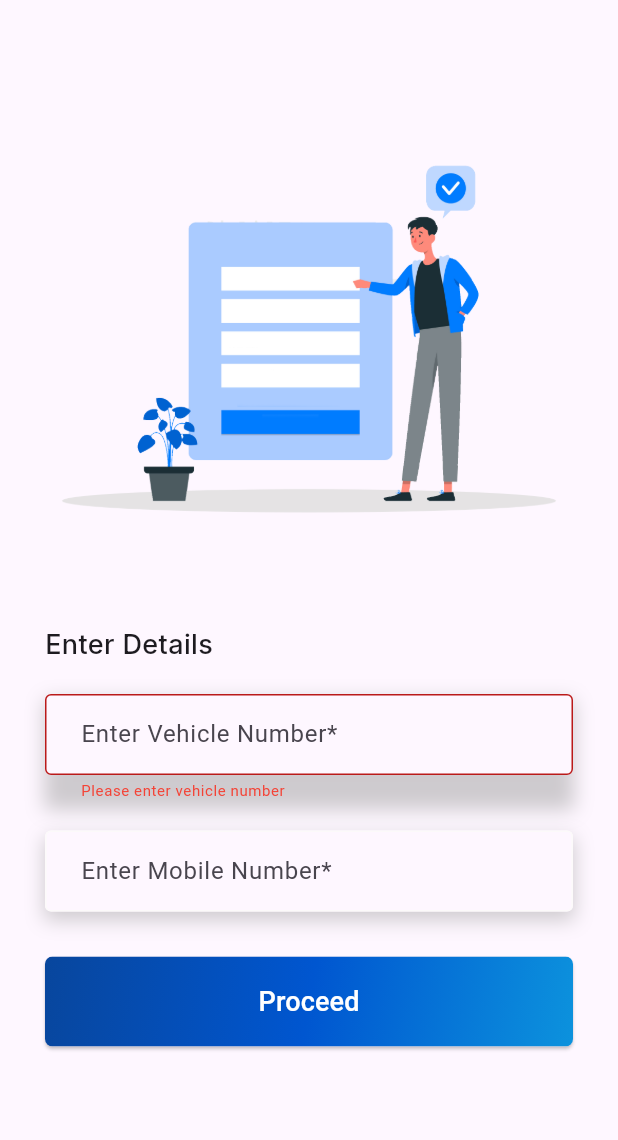
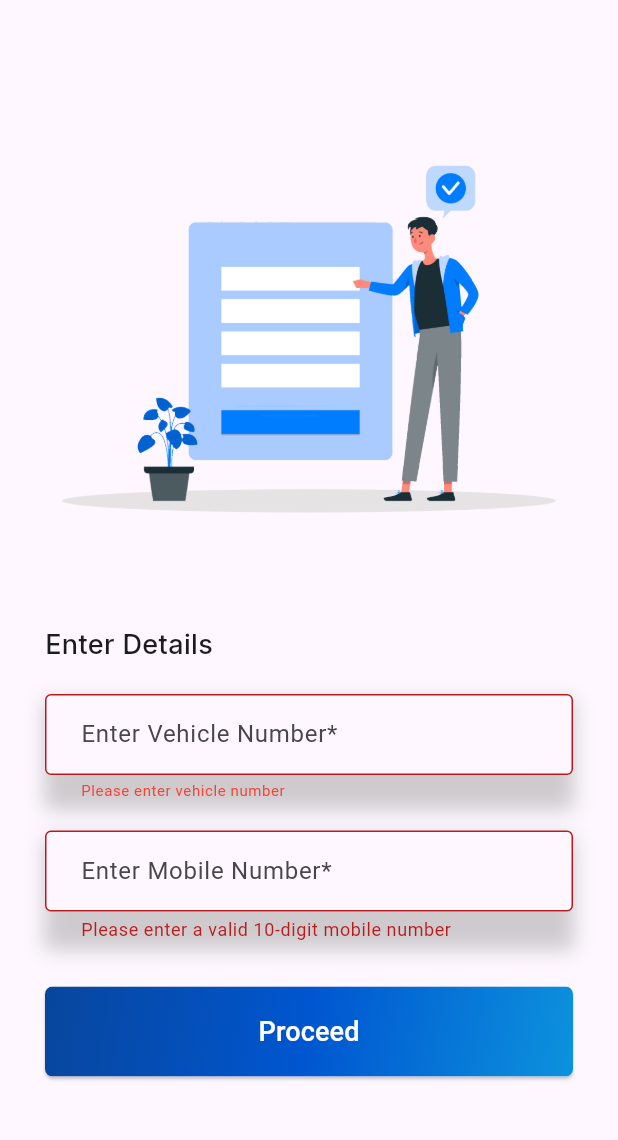
Before and after one commit to AbhayPatil31/fastag-app, a Flutter app: the AssignFastagPage screen opened directly, after a tap on "Proceed", on a phone screen of 412 x 824 dp, the part 59-1199 px from its top. Run offline on Flutter 3.47's test engine with Material 3 defaults, Android fonts, the phone set to English and light mode, and no system bars; our stand-ins replace carousel_slider, dio, dropdown_button2, file_picker, firebase_core, firebase_messaging and 12 more; missing offline and left inert: razorpay_flutter; accounts and stored records are empty; project files that could hold a hidden picture were left out.

Commit message:
validation applied

```diff
--- a/fast_tag/lib/pages/assign_fastag.dart
+++ b/fast_tag/lib/pages/assign_fastag.dart
@@ -29,6 +29,19 @@ class AssignFastagPageState extends State<AssignFastagPage> {
         focusNode.unfocus();
       }
     });
+    mobilecontroller!.addListener(_validateMobileNumber!);
+  }
+
+  void _validateMobileNumber() {
+    setState(() {
+      if (mobilecontroller.text.length != 10) {
+        validatemobilenumber = false;
+        errorformobile = "Please enter a valid 10-digit mobile number";
+      } else {
+        validatemobilenumber = true;
+        errorformobile = '';
+      }
+    });
   }
 
   @override
@@ -41,6 +54,8 @@ class AssignFastagPageState extends State<AssignFastagPage> {
     errorforvehicle = "";
     vehiclecontroller.clear();
     mobilecontroller.clear();
+    mobilecontroller!.removeListener(_validateMobileNumber!);
+
     focusNode.dispose();
   }
 
@@ -126,8 +141,7 @@ class AssignFastagPageState extends State<AssignFastagPage> {
                   ),
                   child: TextField(
                     controller: mobilecontroller,
-                  focusNode:
-                      focusNode, // Associate the focus node with the TextField
+                    focusNode: focusNode,
                     inputFormatters: [
                       FilteringTextInputFormatter.digitsOnly,
                       LengthLimitingTextInputFormatter(10),
@@ -136,20 +150,20 @@ class AssignFastagPageState extends State<AssignFastagPage> {
                     decoration: InputDecoration(
                       hintText: 'Enter Mobile Number*',
                       border: OutlineInputBorder(),
+                      errorText: validatemobilenumber ? null : errorformobile,
                       focusedBorder: OutlineInputBorder(
                         borderSide: BorderSide(color: Colors.blue),
                       ),
                       enabledBorder: OutlineInputBorder(
-                      borderSide:
-                          BorderSide(color: Color.fromARGB(255, 252, 250, 250)),
+                        borderSide: BorderSide(
+                            color: Color.fromARGB(255, 252, 250, 250)),
                       ),
                       filled: true,
                       fillColor: Theme.of(context).scaffoldBackgroundColor,
                       contentPadding:
                           EdgeInsets.symmetric(vertical: 15, horizontal: 20),
                     ),
-                ),
-              ),
+                  )),
 
               SizedBox(height: 30), // Adding space before the button
               SizedBox(
@@ -210,7 +224,7 @@ class AssignFastagPageState extends State<AssignFastagPage> {
 
   bool validatevehicle = true, validatemobilenumber = true;
   String errorforvehicle = "Please enter vehicle number",
-      errorformobile = "Please enter mobile number";
+      errorformobile = "Please enter a valid 10-digit mobile number";
   String? validatefield() {
     validatevehicle = true;
     validatemobilenumber = true;
@@ -218,7 +232,7 @@ class AssignFastagPageState extends State<AssignFastagPage> {
       validatevehicle = false;
       validatemobilenumber = false;
       errorforvehicle = "Please enter vehicle number";
-      errorformobile = "Please enter mobile number";
+      errorformobile = "Please enter a valid 10-digit mobile number";
       setState(() {});
       return 'abc';
     } else if (vehiclecontroller.text.isEmpty) {
@@ -233,12 +247,12 @@ class AssignFastagPageState extends State<AssignFastagPage> {
       return 'abc';
     } else if (mobilecontroller.text.isEmpty) {
       validatemobilenumber = false;
-      errorformobile = "Please enter mobile number";
+      errorformobile = "Please enter a valid 10-digit mobile number";
       setState(() {});
       return 'abc';
     } else if (mobilecontroller.text.isPhoneNumber == false) {
       validatemobilenumber = false;
-      errorformobile = "Please enter valid mobile number";
+      errorformobile = "Please enter a valid 10-digit mobile number";
       setState(() {});
       return 'abc';
     } else {
--- a/fast_tag/lib/pages/assign_otp.dart
+++ b/fast_tag/lib/pages/assign_otp.dart
@@ -134,7 +134,7 @@ class _AssignOtpPageState extends State<AssignOtpPage> {
                       style: GoogleFonts.inter(
                         fontWeight: FontWeight.w500,
                         color: Color(0xFF1D2024),
-                        fontSize: 18,
+                        fontSize: 16,
                       )),
                   SizedBox(height: 5),
                   Container(
@@ -146,7 +146,7 @@ class _AssignOtpPageState extends State<AssignOtpPage> {
                         style: TextStyle(
                           color: Color(0xffA1A8B0),
                           fontWeight: FontWeight.w400,
-                          fontSize: 16,
+                          fontSize: 14,
                         ),
                         children: <TextSpan>[
                           TextSpan(
```
Lines whose indentation alone changed are shown as unchanged.
